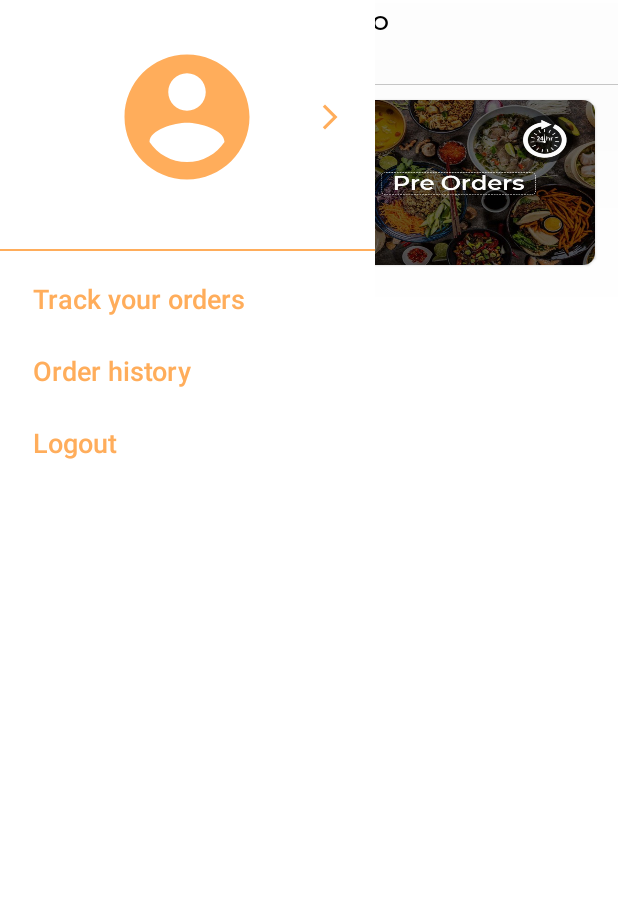
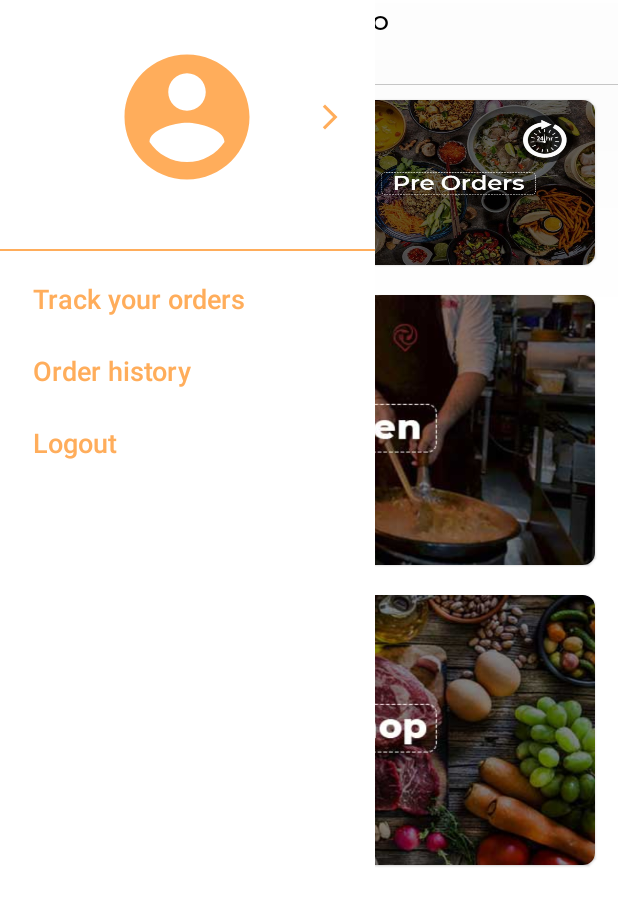
Before and after one commit to UzairAhmed7623/FoodBox, an Android app: the layout activity_main.xml on its own in the app's theme, with its tools: preview values and no code run, on a phone screen of 412 x 824 dp. Shown: the top 906 px of the screen. Run offline under Robolectric (Android 15) with nearby library versions, the light colour scheme and no system bars; plain views replace AdvanceDrawerLayout.

Commit message:
commit 11!

```diff
--- a/app/build.gradle
+++ b/app/build.gradle
@@ -27,6 +27,9 @@ android {
         sourceCompatibility JavaVersion.VERSION_1_8
         targetCompatibility JavaVersion.VERSION_1_8
     }
+    buildFeatures {
+        viewBinding true
+    }
 }
 
 dependencies {
@@ -43,6 +46,8 @@ dependencies {
 
     implementation 'com.google.firebase:firebase-messaging:22.0.0'
     implementation 'com.google.firebase:firebase-analytics:19.0.2'
+    implementation 'androidx.navigation:navigation-fragment:2.3.5'
+    implementation 'androidx.navigation:navigation-ui:2.3.5'
     testImplementation 'junit:junit:4.13.2'
     androidTestImplementation 'androidx.test.ext:junit:1.1.3'
     androidTestImplementation 'androidx.test.espresso:espresso-core:3.4.0'
--- a/app/src/main/res/layout/activity_main.xml
+++ b/app/src/main/res/layout/activity_main.xml
@@ -7,11 +7,15 @@
     android:layout_height="match_parent"
     android:clipChildren="false"
     android:clipToPadding="false"
+    android:fitsSystemWindows="true"
     android:gravity="start"
     app:edMenuBackground="@color/white"
     app:edPosition="1"
-    android:fitsSystemWindows="true"
     tools:context=".MainActivity">
+
+    <ScrollView
+        android:layout_width="match_parent"
+        android:layout_height="match_parent">
 
         <RelativeLayout
             android:id="@+id/layout"
@@ -50,14 +54,14 @@
                         android:id="@+id/tvAddress"
                         android:layout_width="wrap_content"
                         android:layout_height="wrap_content"
+                        android:layout_centerVertical="true"
+                        android:layout_gravity="center_horizontal"
                         android:layout_marginTop="7dp"
-                    android:layout_centerVertical="true"
-                    android:lines="1"
-                    android:layout_gravity="center_horizontal"
                         android:layout_toEndOf="@+id/place"
                         android:fontFamily="@font/montserrat_semi_bold"
                         android:includeFontPadding="false"
                         android:letterSpacing="0.05"
+                        android:lines="1"
                         android:padding="5dp"
                         android:text="Address"
                         android:textAllCaps="true"
@@ -72,36 +76,43 @@
 
             <View
                 android:id="@+id/view"
-            android:layout_below="@+id/toolbar"
                 android:layout_width="match_parent"
                 android:layout_height="0.5dp"
-            android:elevation="100dp"
-            android:background="@color/white_greyish"/>
+                android:layout_below="@+id/toolbar"
+                android:background="@color/white_greyish"
+                android:elevation="100dp" />
 
-        <androidx.coordinatorlayout.widget.CoordinatorLayout
-            android:id="@+id/coordinator_layout"
-            android:layout_width="match_parent"
-            android:layout_height="match_parent"
-            android:layout_below="@id/view">
+            <!--        <androidx.coordinatorlayout.widget.CoordinatorLayout-->
+            <!--            android:id="@+id/coordinator_layout"-->
+            <!--            android:layout_width="match_parent"-->
+            <!--            android:layout_height="match_parent"-->
+            <!--            android:layout_below="@id/view">-->
 
-            <com.google.android.material.appbar.AppBarLayout
-                android:id="@+id/app_bar"
-                android:layout_width="match_parent"
-                android:layout_height="wrap_content"
-                android:fitsSystemWindows="true">
+            <!--            <com.google.android.material.appbar.AppBarLayout-->
+            <!--                android:id="@+id/app_bar"-->
+            <!--                android:layout_width="match_parent"-->
+            <!--                android:layout_height="wrap_content"-->
+            <!--                android:fitsSystemWindows="true">-->
 
-                <com.google.android.material.appbar.CollapsingToolbarLayout
-                    android:layout_width="match_parent"
-                    android:layout_height="wrap_content"
-                    android:background="@color/white"
-                    android:fitsSystemWindows="true"
-                    app:contentScrim="@color/white"
-                    app:layout_scrollFlags="scroll|snap|exitUntilCollapsed">
+            <!--                <com.google.android.material.appbar.CollapsingToolbarLayout-->
+            <!--                    android:layout_width="match_parent"-->
+            <!--                    android:layout_height="wrap_content"-->
+            <!--                    android:background="@color/white"-->
+            <!--                    android:fitsSystemWindows="true"-->
+            <!--                    app:contentScrim="@color/white"-->
+            <!--                    app:layout_scrollFlags="scroll|snap|exitUntilCollapsed">-->
 
             <LinearLayout
                 android:id="@+id/collapseLayout"
                 android:layout_width="match_parent"
                 android:layout_height="match_parent"
+                android:layout_below="@id/view"
+                android:orientation="vertical">
+
+                <LinearLayout
+                    android:id="@+id/collapseLayout2"
+                    android:layout_width="match_parent"
+                    android:layout_height="wrap_content"
                     android:orientation="horizontal"
                     android:weightSum="2">
 
@@ -109,11 +120,11 @@
                         android:id="@+id/cardViewDealOfTheDay"
                         android:layout_width="match_parent"
                         android:layout_height="110dp"
+                        android:layout_marginStart="15dp"
                         android:layout_marginTop="10dp"
-                        android:layout_weight="1"
-                        android:layout_marginStart="15dp"
                         android:layout_marginEnd="7.5dp"
                         android:layout_marginBottom="10dp"
+                        android:layout_weight="1"
                         app:cardBackgroundColor="@color/white"
                         app:cardCornerRadius="8dp">
 
@@ -132,11 +143,11 @@
                         android:id="@+id/cardViewUpForTheGrab"
                         android:layout_width="match_parent"
                         android:layout_height="110dp"
+                        android:layout_marginStart="7.5dp"
                         android:layout_marginTop="10dp"
-                            android:layout_weight="1"
-                            android:layout_marginStart="7.5dp"
                         android:layout_marginEnd="15dp"
                         android:layout_marginBottom="10dp"
+                        android:layout_weight="1"
                         app:cardBackgroundColor="@color/white"
                         app:cardCornerRadius="8dp">
 
@@ -153,32 +164,65 @@
 
                 </LinearLayout>
 
-                </com.google.android.material.appbar.CollapsingToolbarLayout>
+                <com.google.android.material.card.MaterialCardView
+                    android:id="@+id/cardViewLiveKitchens"
+                    android:layout_width="match_parent"
+                    android:layout_height="180dp"
+                    android:layout_marginStart="15dp"
+                    android:layout_marginTop="10dp"
+                    android:layout_marginEnd="15dp"
+                    android:layout_marginBottom="10dp"
+                    app:cardBackgroundColor="@color/white"
+                    app:cardCornerRadius="8dp">
 
-            </com.google.android.material.appbar.AppBarLayout>
-
-            <androidx.swiperefreshlayout.widget.SwipeRefreshLayout
-
-                android:id="@+id/pull_to_refresh"
+                    <ImageView
+                        android:id="@+id/ivLiveKitchens"
                         android:layout_width="match_parent"
                         android:layout_height="match_parent"
-                android:fitsSystemWindows="true"
+                        android:layout_gravity="center_horizontal"
+                        android:adjustViewBounds="true"
+                        android:scaleType="fitXY"
+                        android:src="@drawable/live_kitchens" />
 
-                app:layout_behavior="@string/appbar_scrolling_view_behavior">
+                </com.google.android.material.card.MaterialCardView>
 
-                <androidx.recyclerview.widget.RecyclerView
-                    android:id="@+id/rvRestaurantName"
+                <com.google.android.material.card.MaterialCardView
+                    android:id="@+id/cardViewGrocery"
+                    android:layout_width="match_parent"
+                    android:layout_height="180dp"
+                    android:layout_marginStart="15dp"
+                    android:layout_marginTop="10dp"
+                    android:layout_marginEnd="15dp"
+                    android:layout_marginBottom="10dp"
+                    app:cardBackgroundColor="@color/white"
+                    app:cardCornerRadius="8dp">
+
+                    <ImageView
+                        android:id="@+id/ivGrocery"
                         android:layout_width="match_parent"
                         android:layout_height="match_parent"
-                    android:fitsSystemWindows="true"
+                        android:layout_gravity="center_horizontal"
+                        android:adjustViewBounds="true"
+                        android:scaleType="fitXY"
+                        android:src="@drawable/organic" />
 
-                    android:scrollbars="vertical" />
+                </com.google.android.material.card.MaterialCardView>
 
-            </androidx.swiperefreshlayout.widget.SwipeRefreshLayout>
+            </LinearLayout>
 
-        </androidx.coordinatorlayout.widget.CoordinatorLayout>
+            <!--                </com.google.android.material.appbar.CollapsingToolbarLayout>-->
+
+            <!--            </com.google.android.material.appbar.AppBarLayout>-->
+
+            <!--&lt;!&ndash;            app:layout_behavior="@string/appbar_scrolling_view_behavior"&ndash;&gt;-->
+
+
+            <!--        </androidx.coordinatorlayout.widget.CoordinatorLayout>-->
 
         </RelativeLayout>
+
+    </ScrollView>
+
 
     <com.google.android.material.navigation.NavigationView
         android:id="@+id/nav_view"
--- a/app/src/main/res/values/strings.xml
+++ b/app/src/main/res/values/strings.xml
@@ -6,5 +6,7 @@
     <string name="title_activity_maps">Map</string>
     <string name="facebook_app_id">240847301121916</string>
     <string name="fb_login_protocol_scheme">fb240847301121916</string>
+    <string name="title_activity_live_kitchens">LiveKitchens</string>
+    <!-- Strings used for fragments for navigation -->
 
 </resources>
--- a/app/src/main/res/values/themes.xml
+++ b/app/src/main/res/values/themes.xml
@@ -152,5 +152,11 @@
     <style name="SlidingDialogAnimation">
         <item name="android:windowEnterAnimation">@anim/shake</item>
     </style>
+    <style name="Theme.FoodBox.NoActionBar">
+        <item name="windowActionBar">false</item>
+        <item name="windowNoTitle">true</item>
+    </style>
+    <style name="Theme.FoodBox.AppBarOverlay" parent="ThemeOverlay.AppCompat.Dark.ActionBar" />
+    <style name="Theme.FoodBox.PopupOverlay" parent="ThemeOverlay.AppCompat.Light" />
 
 </resources>
```
Also changed, not shown: app/src/main/AndroidManifest.xml (+11 -7 lines), app/src/main/java/com/inkhornsolutions/foodbox/LiveKitchens.java (added, +176 -0 lines), app/src/main/java/com/inkhornsolutions/foodbox/MainActivity.java (+38 -68 lines), app/src/main/java/com/inkhornsolutions/foodbox/RestaurantItems.java (+95 -39 lines), app/src/main/res/layout/activity_live_kitchens.xml (added, +92 -0 lines), app/src/main/res/drawable/live_kitchens.jpg (added), app/src/main/res/drawable/organic.jpg (added). Lines whose indentation alone changed are shown as unchanged.
